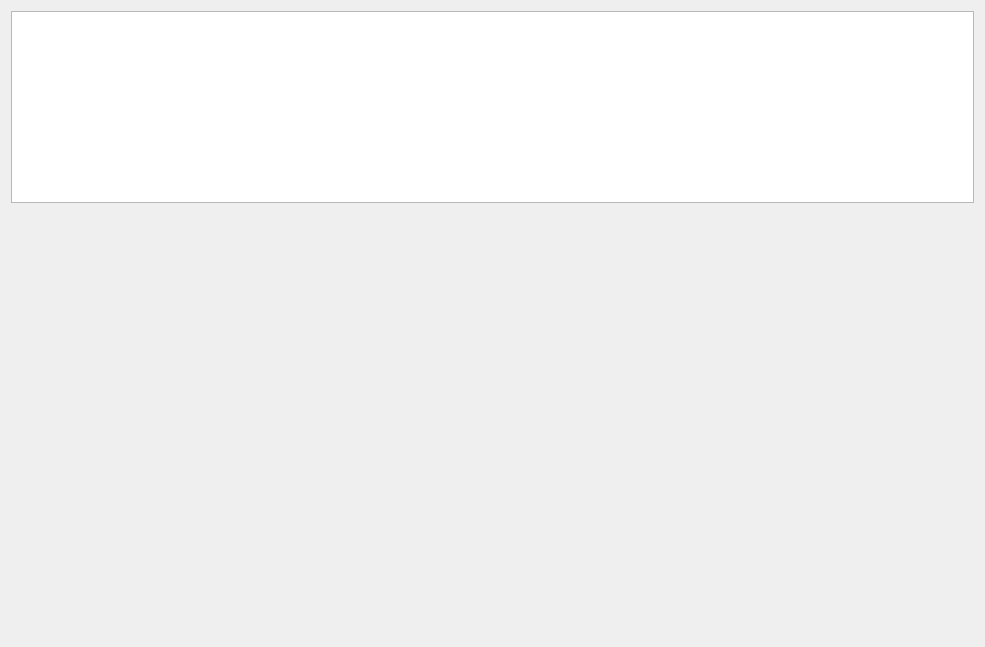
First picture: the form in src/boards/etc/eos/ui/eosform.ui, repository CoffeeCoder1/universal-focus-remote, before the edit.
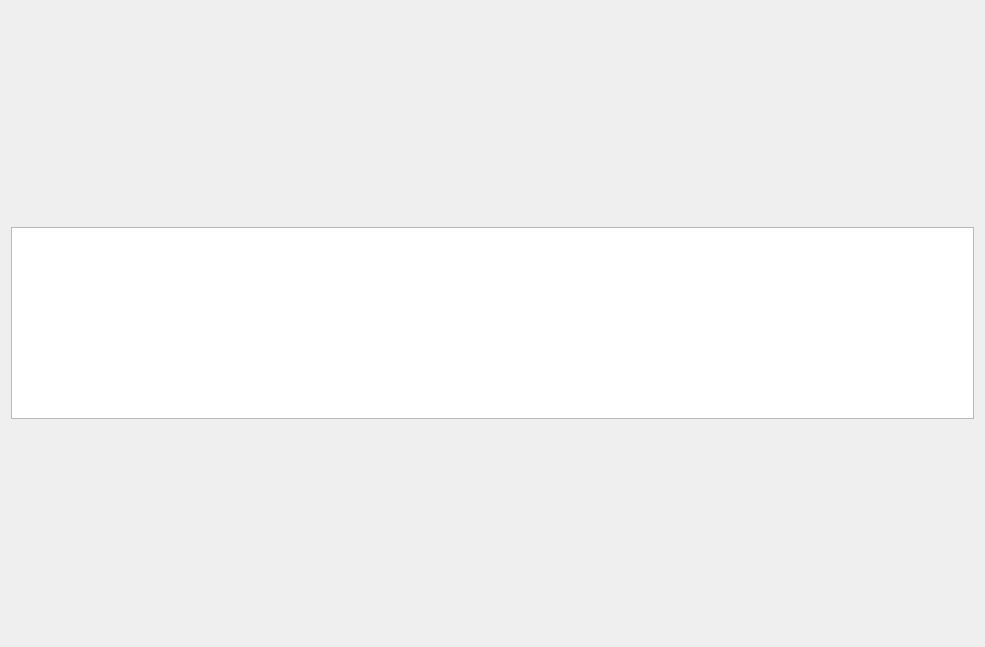
Second picture: the form after the edit.

Commit message:
Add a way to add tabs to an empty tab view
The border doesn't work right without any tabs but other than that it's
looking pretty good.

```diff
--- a/src/boards/etc/eos/ui/eosform.ui
+++ b/src/boards/etc/eos/ui/eosform.ui
@@ -46,19 +46,6 @@
      </property>
     </widget>
    </item>
-   <item>
-    <spacer name="verticalSpacer">
-     <property name="orientation">
-      <enum>Qt::Orientation::Vertical</enum>
-     </property>
-     <property name="sizeHint" stdset="0">
-      <size>
-       <width>20</width>
-       <height>40</height>
-      </size>
-     </property>
-    </spacer>
-   </item>
   </layout>
  </widget>
  <resources/>
```
The commit also changes 3 other files.
